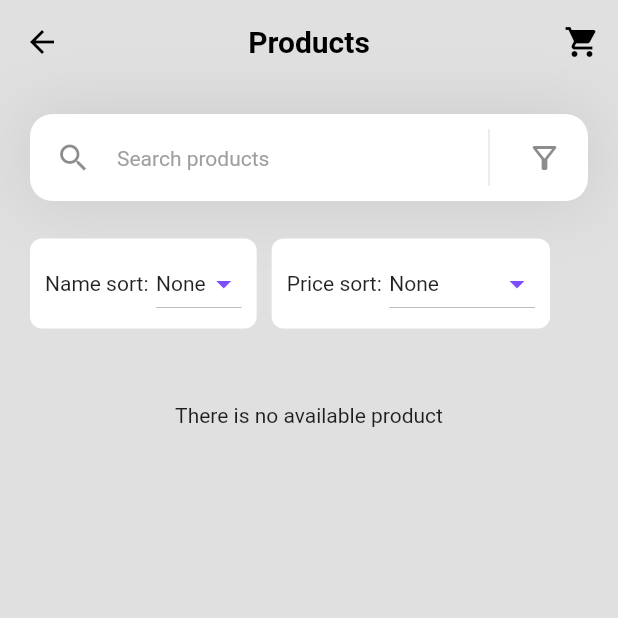
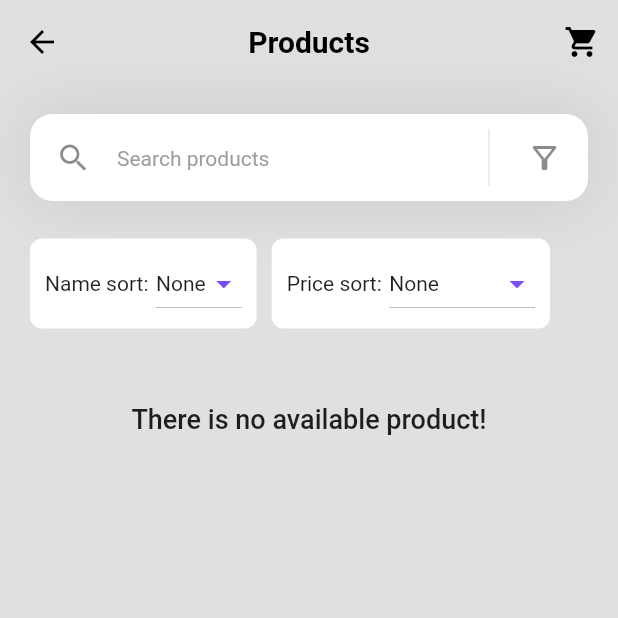
Before and after one commit to DatTran1109/mini-ecommerce, a Flutter app: the ProductPage screen opened by its route, on a phone screen of 412 x 824 dp, the top half of it. Run offline on Flutter 3.47's test engine with Material 2 defaults, Android fonts, the phone set to English and light mode, and no system bars; our stand-ins replace cached_network_image, cloud_firestore, firebase_auth, firebase_core, google_sign_in, hive and 3 more; accounts and stored records are empty; network calls fail.

Commit message:
fix product page

```diff
--- a/lib/pages/product_page.dart
+++ b/lib/pages/product_page.dart
@@ -170,7 +170,7 @@ class _ProductPageState extends State<ProductPage> {
                     } else if (snapshot.connectionState ==
                         ConnectionState.none) {
                       return Container();
-                    } else if (snapshot.hasData) {
+                    } else if (snapshot.hasData && snapshot.data!.isNotEmpty) {
                       return ListView.builder(
                         shrinkWrap: true,
                         physics: const ClampingScrollPhysics(),
@@ -243,7 +243,13 @@ class _ProductPageState extends State<ProductPage> {
                       );
                     } else {
                       return const Center(
-                        child: Text('There is no available product'),
+                        child: Text(
+                          'There is no available product!',
+                          style: TextStyle(
+                            fontWeight: FontWeight.w500,
+                            fontSize: 18,
+                          ),
+                        ),
                       );
                     }
                   }),
```
